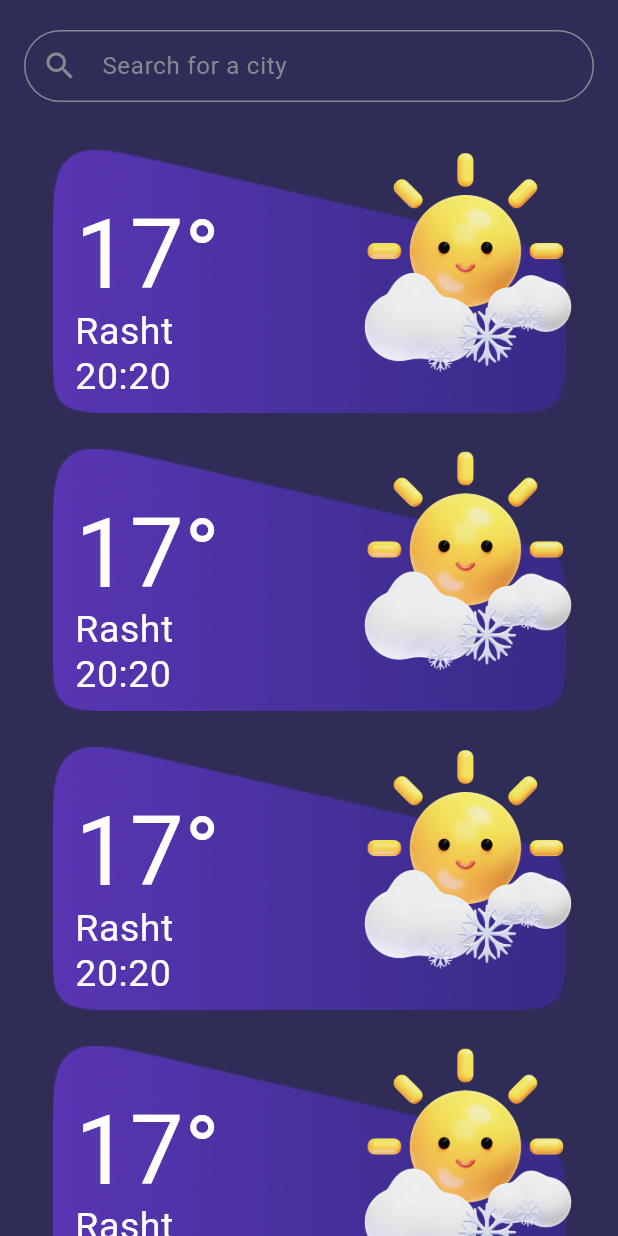
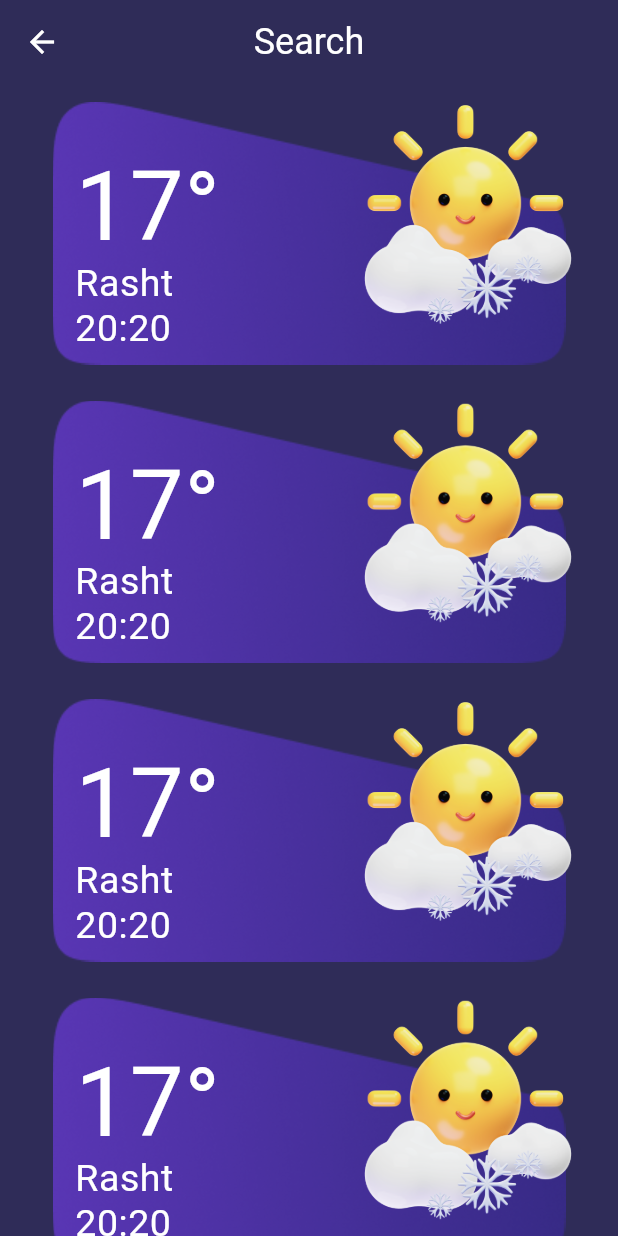
Before and after one commit to mrmzee/weather_flutter_app, a Flutter app: the screen it shows after launch, on a phone screen of 412 x 824 dp. Run offline on Flutter 3.47's test engine with Material 3 defaults, Android fonts, the phone set to English and light mode, and no system bars; Roboto replaces fonts that are missing (SF Pro Display).

Commit message:
create search screen

```diff
--- a/lib/main.dart
+++ b/lib/main.dart
@@ -1,5 +1,7 @@
 import 'package:flutter/material.dart';
 import 'package:weather_flutter_app/ui/home_screen.dart';
+import 'package:weather_flutter_app/ui/search_screen.dart';
+import 'package:weather_flutter_app/ui/single_weather_screen.dart';
 
 void main() {
   runApp(const MyApp());
@@ -12,7 +14,7 @@ class MyApp extends StatelessWidget {
   Widget build(BuildContext context) {
     return const MaterialApp(
       debugShowCheckedModeBanner: false,
-      home: HomeScreen(),
+      home: SearchScreen(),
     );
   }
 }
--- a/lib/ui/home_screen.dart
+++ b/lib/ui/home_screen.dart
@@ -1,5 +1,6 @@
 import 'package:flutter/material.dart';
 import 'package:weather_flutter_app/util/colors.dart';
+import 'package:weather_flutter_app/widgets/weather_list_box.dart';
 
 class HomeScreen extends StatefulWidget {
   const HomeScreen({super.key});
@@ -46,7 +47,7 @@ class _HomeMainState extends State<HomeMain> {
             _searchBox(),
             SliverList.builder(
               itemBuilder: (context, index) {
-                return _weatherBox();
+                return weatherBox();
               },
               itemCount: 10,
             )
@@ -66,7 +67,7 @@ class _HomeMainState extends State<HomeMain> {
           style: const TextStyle(color: MyColors.white),
           decoration: InputDecoration(
             hintText: 'Search for a city',
-            hintStyle: TextStyle(color: MyColors.grey),
+            hintStyle: const TextStyle(color: MyColors.grey),
             prefixIcon: const Icon(Icons.search),
             prefixIconColor: (focusNodeController.hasFocus)
                 ? MyColors.lightPurple
@@ -89,67 +90,4 @@ class _HomeMainState extends State<HomeMain> {
       ),
     );
   }
-
-  Widget _weatherBox() {
-    return Padding(
-      padding: EdgeInsets.symmetric(vertical: 12),
-      child: Stack(
-        alignment: AlignmentDirectional.center,
-        children: [
-          Image.asset('assets/images/weather_box.png'),
-          Positioned(
-            top: -5,
-            right: 20,
-            bottom: 20,
-            child: Image.asset('assets/images/Day_Snow.png'),
-          ),
-          const Positioned(
-            top: 70,
-            left: 50,
-            child: Text(
-              '17°',
-              style: TextStyle(
-                color: Colors.white,
-                fontSize: 64,
-                fontFamily: 'SF Pro Display',
-                fontWeight: FontWeight.w400,
-                height: 0.01,
-                letterSpacing: 0.37,
-              ),
-            ),
-          ),
-          const Positioned(
-            top: 120,
-            left: 50,
-            child: Text(
-              'Rasht',
-              style: TextStyle(
-                color: Colors.white,
-                fontSize: 25,
-                fontFamily: 'SF Pro Display',
-                fontWeight: FontWeight.w400,
-                height: 0.01,
-                letterSpacing: 0.37,
-              ),
-            ),
-          ),
-          const Positioned(
-            top: 150,
-            left: 50,
-            child: Text(
-              '20:20',
-              style: TextStyle(
-                color: Colors.white,
-                fontSize: 25,
-                fontFamily: 'SF Pro Display',
-                fontWeight: FontWeight.w400,
-                height: 0.01,
-                letterSpacing: 0.37,
-              ),
-            ),
-          ),
-        ],
-      ),
-    );
-  }
 }
--- /dev/null
+++ b/lib/ui/search_screen.dart
@@ -0,0 +1,38 @@
+import 'package:flutter/material.dart';
+import 'package:weather_flutter_app/util/colors.dart';
+import 'package:weather_flutter_app/widgets/weather_list_box.dart';
+
+class SearchScreen extends StatelessWidget {
+  const SearchScreen({super.key});
+
+  @override
+  Widget build(BuildContext context) {
+    return Scaffold(
+      appBar: _appBar(),
+      backgroundColor: MyColors.darkPurple,
+      body: CustomScrollView(
+        slivers: [
+          SliverList.builder(
+            itemBuilder: (context, index) {
+              return weatherBox();
+            },
+            itemCount: 10,
+          )
+        ],
+      ),
+    );
+  }
+
+  PreferredSizeWidget _appBar() {
+    return AppBar(
+      centerTitle: true,
+      backgroundColor: MyColors.darkPurple,
+      leading: const BackButton(color: MyColors.white),
+      title: const Text('Search'),
+      titleTextStyle: const TextStyle(
+        color: MyColors.white,
+        fontSize: 24,
+      ),
+    );
+  }
+}
--- /dev/null
+++ b/lib/ui/single_weather_screen.dart
@@ -0,0 +1,28 @@
+import 'package:flutter/material.dart';
+
+class SingleWeatherScreen extends StatefulWidget {
+  const SingleWeatherScreen({super.key});
+
+  @override
+  State<SingleWeatherScreen> createState() => _SingleWeatherScreenState();
+}
+
+class _SingleWeatherScreenState extends State<SingleWeatherScreen> {
+  @override
+  Widget build(BuildContext context) {
+    return Container(
+      decoration: const BoxDecoration(
+        image: DecorationImage(
+          image: AssetImage(
+            'assets/images/night.png',
+          ),
+          fit: BoxFit.cover,
+        ),
+      ),
+      child: Scaffold(
+        backgroundColor: Colors.transparent,
+        body: Container(),
+      ),
+    );
+  }
+}
--- /dev/null
+++ b/lib/widgets/weather_list_box.dart
@@ -0,0 +1,64 @@
+import 'package:flutter/material.dart';
+
+Widget weatherBox() {
+  return Padding(
+    padding: const EdgeInsets.symmetric(vertical: 12),
+    child: Stack(
+      alignment: AlignmentDirectional.center,
+      children: [
+        Image.asset('assets/images/weather_box.png'),
+        Positioned(
+          top: -5,
+          right: 20,
+          bottom: 20,
+          child: Image.asset('assets/images/Day_Snow.png'),
+        ),
+        const Positioned(
+          top: 70,
+          left: 50,
+          child: Text(
+            '17°',
+            style: TextStyle(
+              color: Colors.white,
+              fontSize: 64,
+              fontFamily: 'SF Pro Display',
+              fontWeight: FontWeight.w400,
+              height: 0.01,
+              letterSpacing: 0.37,
+            ),
+          ),
+        ),
+        const Positioned(
+          top: 120,
+          left: 50,
+          child: Text(
+            'Rasht',
+            style: TextStyle(
+              color: Colors.white,
+              fontSize: 25,
+              fontFamily: 'SF Pro Display',
+              fontWeight: FontWeight.w400,
+              height: 0.01,
+              letterSpacing: 0.37,
+            ),
+          ),
+        ),
+        const Positioned(
+          top: 150,
+          left: 50,
+          child: Text(
+            '20:20',
+            style: TextStyle(
+              color: Colors.white,
+              fontSize: 25,
+              fontFamily: 'SF Pro Display',
+              fontWeight: FontWeight.w400,
+              height: 0.01,
+              letterSpacing: 0.37,
+            ),
+          ),
+        ),
+      ],
+    ),
+  );
+}
```
Also changed, not shown: assets/images/day.png (added), assets/images/night.png (added).
